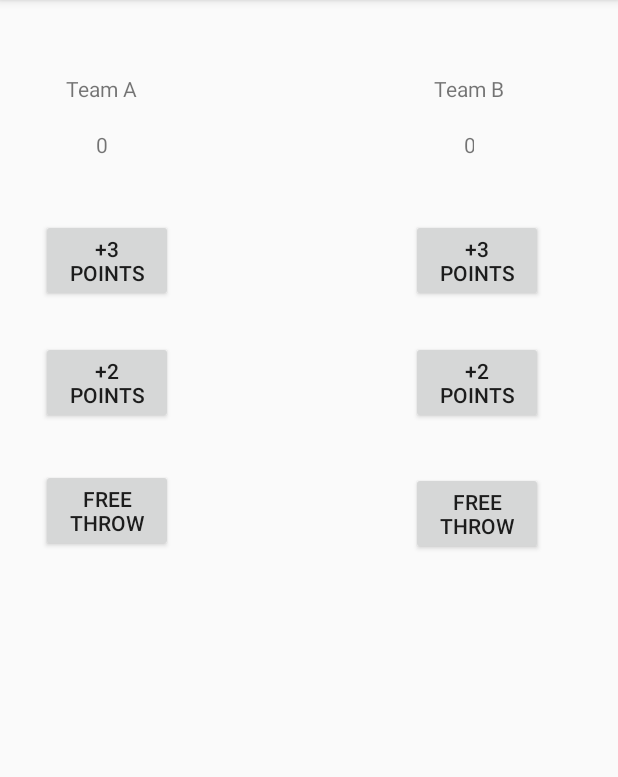
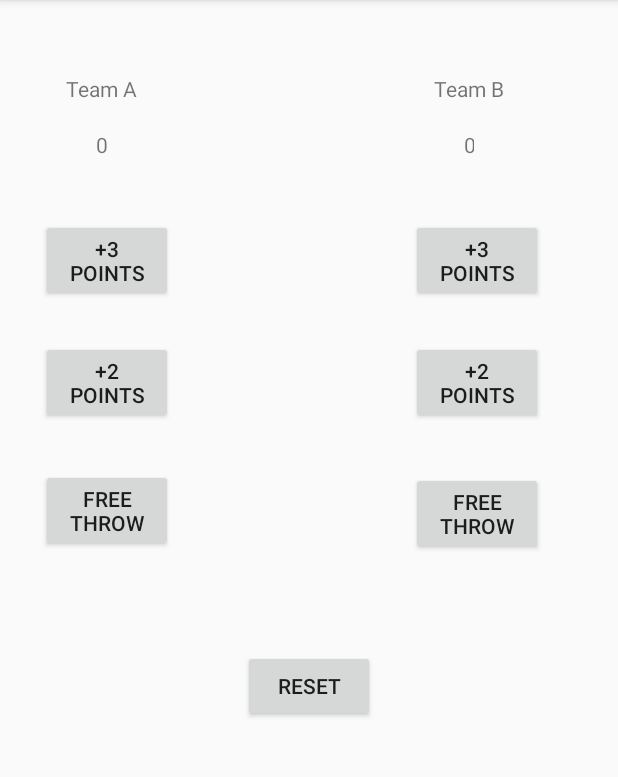
Before and after one commit to jolenen/CourtCounter, an Android app: the screen it shows after launch (MainActivity), on a phone screen of 412 x 824 dp, the part 84-861 px from its top. Run offline under Robolectric (Android 15) with nearby library versions, the phone set to English and light mode, and no system bars.

Commit message:
Add reset button and resetScore code

```diff
--- a/app/src/main/java/com/example/android/courtcounter/MainActivity.java
+++ b/app/src/main/java/com/example/android/courtcounter/MainActivity.java
@@ -53,4 +53,15 @@ public class MainActivity extends AppCompatActivity {
         displayForTeamB(scoreTeamB);
     }
 
+    /*
+    * Resets scoring for Team A and Team B.
+     */
+    public void resetScore(View v) {
+        scoreTeamA = 0;
+        displayForTeamA(scoreTeamA);
+        scoreTeamB = 0;
+        displayForTeamB(scoreTeamB);
+
+    }
+
 }
--- a/app/src/main/res/layout/activity_main.xml
+++ b/app/src/main/res/layout/activity_main.xml
@@ -154,4 +154,18 @@
         tools:layout_constraintRight_creator="1"
         tools:layout_constraintTop_creator="1" />
 
+    <Button
+        android:id="@+id/reset"
+        android:layout_width="wrap_content"
+        android:layout_height="wrap_content"
+        android:layout_marginEnd="24dp"
+        android:layout_marginRight="24dp"
+        android:layout_marginTop="63dp"
+        android:onClick="resetScore"
+        android:text="Reset"
+        app:layout_constraintRight_toLeftOf="@+id/freeB"
+        app:layout_constraintTop_toBottomOf="@+id/freeB"
+        tools:layout_constraintRight_creator="1"
+        tools:layout_constraintTop_creator="1" />
+
 </android.support.constraint.ConstraintLayout>
```
